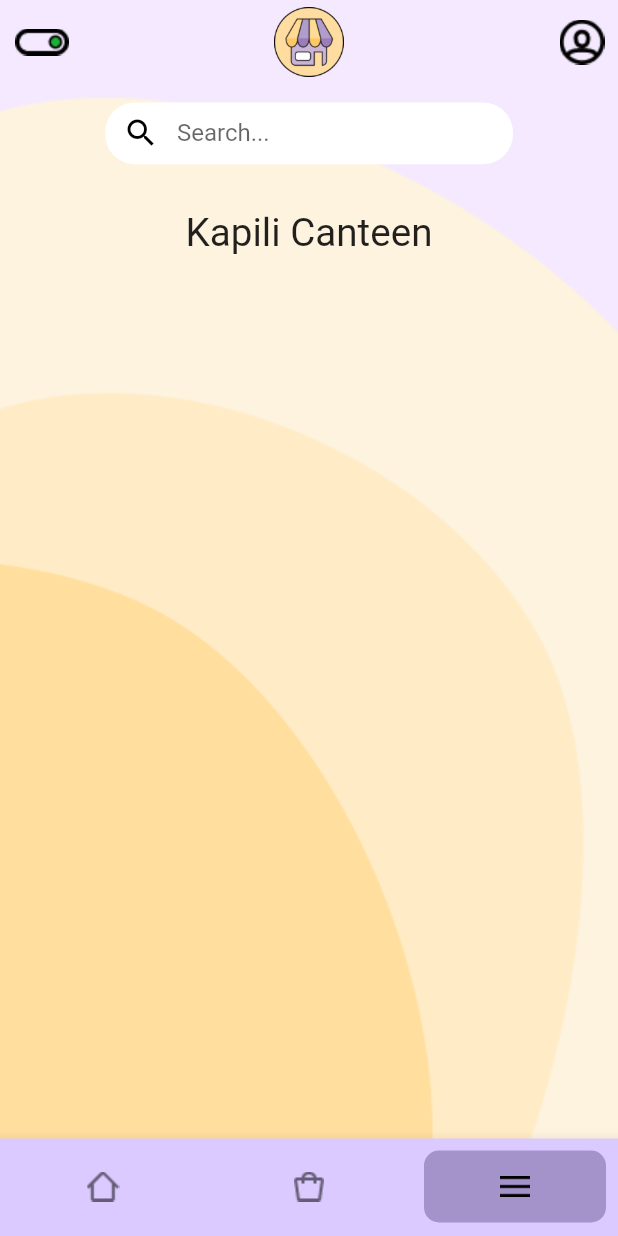
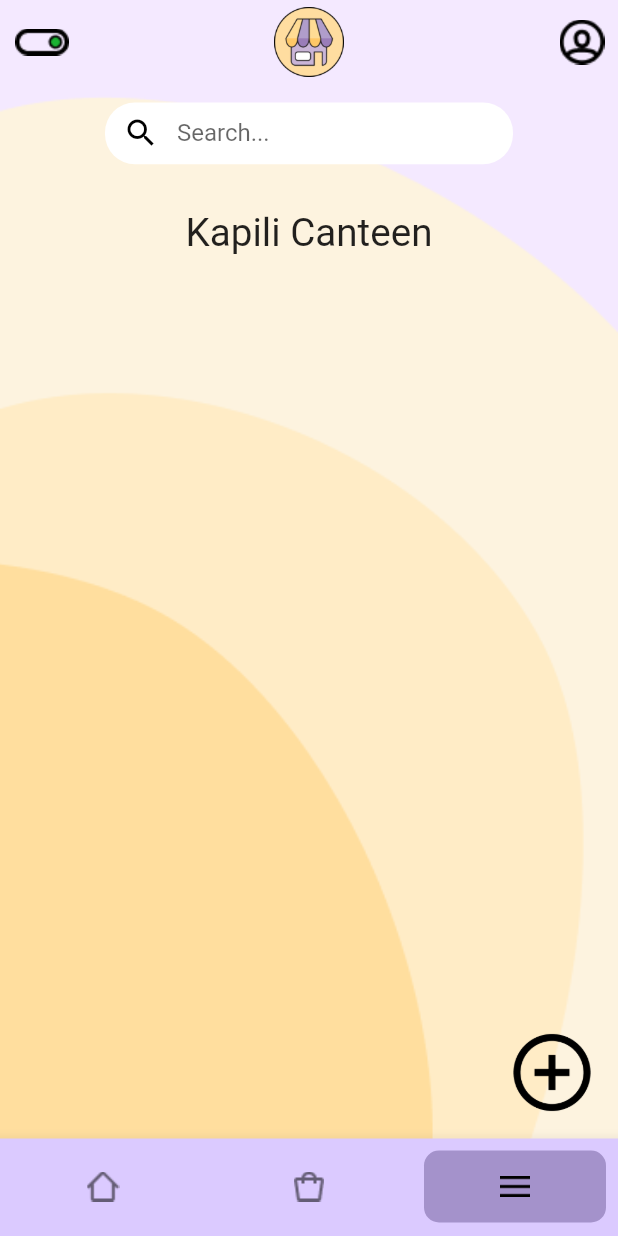
Before and after one commit to sarg19/Kriti-Software-PS, a Flutter app: the ShopkeeperTabs screen opened directly, item 3 of the bottom bar chosen, on a phone screen of 412 x 824 dp. Run offline on Flutter 3.47's test engine with Material 2 defaults, Android fonts, the phone set to English and light mode, and no system bars; our stand-ins replace cloud_firestore, dropdown_button2, file_picker, firebase_auth, firebase_core, flutter_screenutil and 5 more; missing offline and left inert: dart:ffi, file_previewer, flutter_barcode_scanner, flutter_email_sender, flutter_phone_direct_caller, upi_india; accounts and stored records are empty; Roboto replaces fonts that are missing (DM Sans).

Commit message:
floating action button added

```diff
--- a/lib/screens/shopkeepertabs.dart
+++ b/lib/screens/shopkeepertabs.dart
@@ -1,10 +1,16 @@
+import 'dart:async';
+
+import 'package:firebase_auth/firebase_auth.dart';
 import 'package:flutter/material.dart';
 import 'package:flutter_screenutil/flutter_screenutil.dart';
+import 'package:kriti/components/additem.dart';
 import 'package:kriti/popups/shopkeeperProfilePopup.dart';
 import 'package:kriti/popups/showPopUp.dart';
 import 'package:kriti/screens/ShopHome.dart';
 import 'package:kriti/screens/menushopkeeper.dart';
 import 'package:kriti/screens/shopkeeperorder.dart';
+
+import '../database.dart';
 
 class ShopkeeperTabs extends StatefulWidget {
   const ShopkeeperTabs({Key? key}) : super(key: key);
@@ -17,6 +23,35 @@ class _ShopkeeperTabsState extends State<ShopkeeperTabs> {
   int _currentIndex = 0;
   bool _isopen = true;
   var tabs = [const ShopHome(), const ShopkeeperOrderPage(), const shopmenuscreen()];
+  int counter=0;
+  late Databases db;
+  Map Menu={};
+  late Timer timer;
+  initialise(){
+    db=Databases();
+    db.initialise();
+  }
+  Future<void> Reload() async {
+    db.retrieve_menu(FirebaseAuth.instance.currentUser?.uid,FirebaseAuth.instance.currentUser?.displayName).then((value){
+      if(!mounted) return;
+      setState(() {
+        counter=1;
+        Menu=value;
+      });
+    });
+  }
+  @override
+  void initState() {
+    super.initState();
+    initialise();
+    FirebaseAuth.instance.currentUser?.reload().then((value) {
+      timer = Timer.periodic(Duration(milliseconds: 100), (timer) {
+        if(_currentIndex==2){
+          Reload();
+        }
+      });
+    });
+  }
   @override
   Widget build(BuildContext context) {
     var height= MediaQuery.of(context).size.height;
@@ -73,6 +108,24 @@ class _ShopkeeperTabsState extends State<ShopkeeperTabs> {
                 ],
               ),
               body: tabs[_currentIndex],
+              floatingActionButton: _currentIndex==2?FloatingActionButton(
+                backgroundColor: Colors.transparent,
+                elevation: 0.0,
+                child: Image.asset('assets/icons/circleplus.png'),
+                onPressed: (){
+                  print(counter);
+                  if(counter==1){
+                    showDialog(context: context, builder: (BuildContext context){
+                      return ShowPopUp(widgetcontent: AddItem(Shop_Key: FirebaseAuth.instance.currentUser?.uid,Collection: FirebaseAuth.instance.currentUser?.displayName,Menu: Menu,));
+                    });
+                  }
+                },
+              ):Visibility(
+                visible: false,
+                child: FloatingActionButton(
+                  onPressed: (){},
+                ),
+              ),
               bottomNavigationBar: BottomNavigationBar(
                 backgroundColor: const Color.fromRGBO(219, 202, 255, 1.0),
                 selectedItemColor: Colors.black,
```
